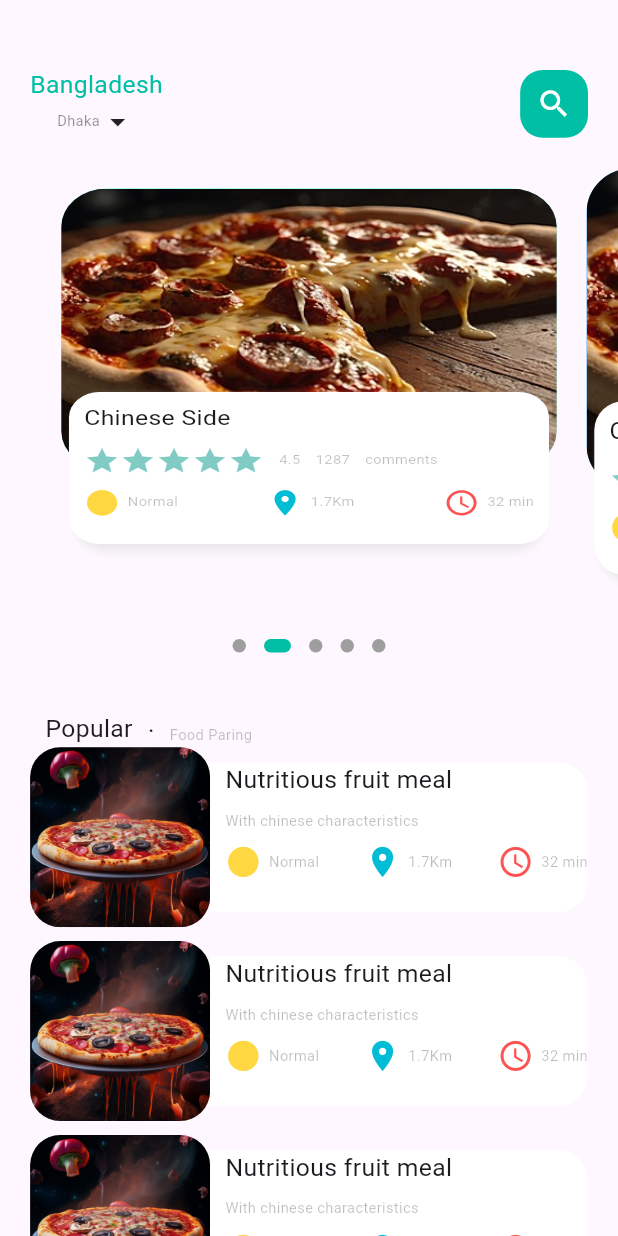
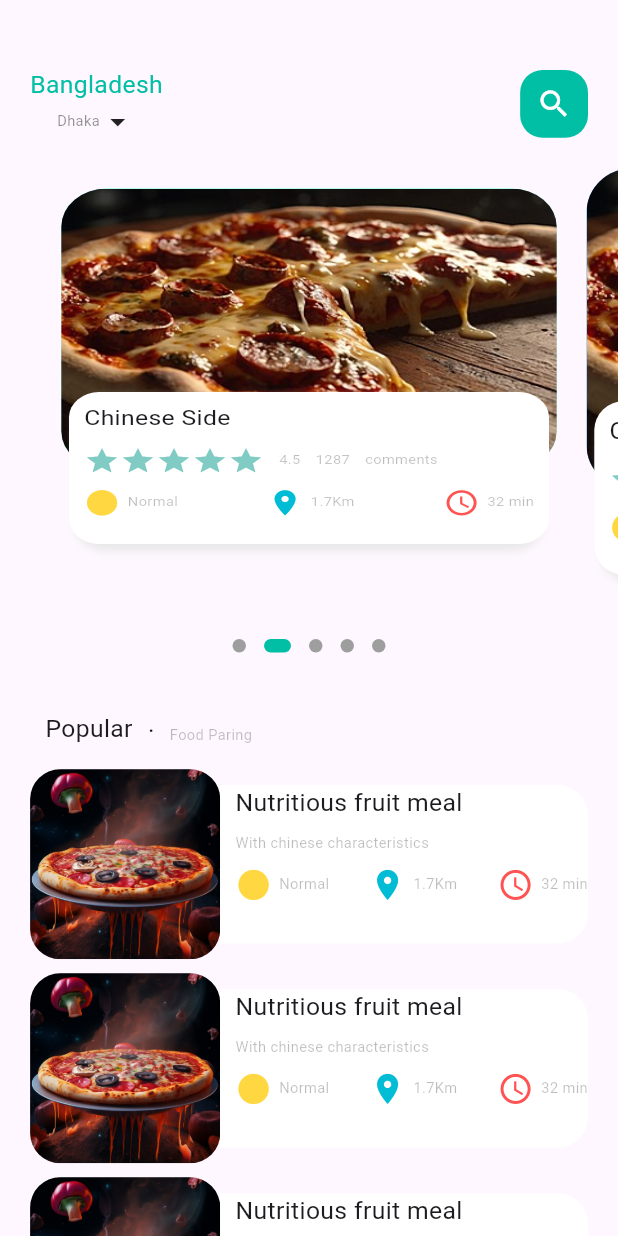
Before and after one commit to SabihaAkter25/Shop-App-with-Backend, a Flutter app: the screen it shows after launch, on a phone screen of 412 x 824 dp. Run offline on Flutter 3.47's test engine with Material 3 defaults, Android fonts, the phone set to English and light mode, and no system bars; drawn by our look-alikes of dots_indicator; our stand-ins replace get.

```diff
--- a/lib/home/food_page_body.dart
+++ b/lib/home/food_page_body.dart
@@ -87,6 +87,7 @@ class _FoodPageBodyState extends State<FoodPageBody> {
               ],
             ),
           ),
+          SizedBox(height: Dimantions.height15),
           // List of food and images
           ListView.builder(
             physics: const NeverScrollableScrollPhysics(),
@@ -108,13 +109,13 @@ class _FoodPageBodyState extends State<FoodPageBody> {
                           fit: BoxFit.cover,
                         ),
                       ),
-                      height: 120,
-                      width: 120,
+                      height: Dimantions.listViewSize,
+                      width:Dimantions.listViewSize,
                     ),
                     //Text section
                     Expanded(
                       child: Container(
-                        height:100,
+                        height:Dimantions.listViewTextContSize,
                         decoration: BoxDecoration(
                           borderRadius: BorderRadius.only(topRight:Radius.circular(Dimantions.radius20),
                               bottomRight:Radius.circular(Dimantions.radius20)),
```
